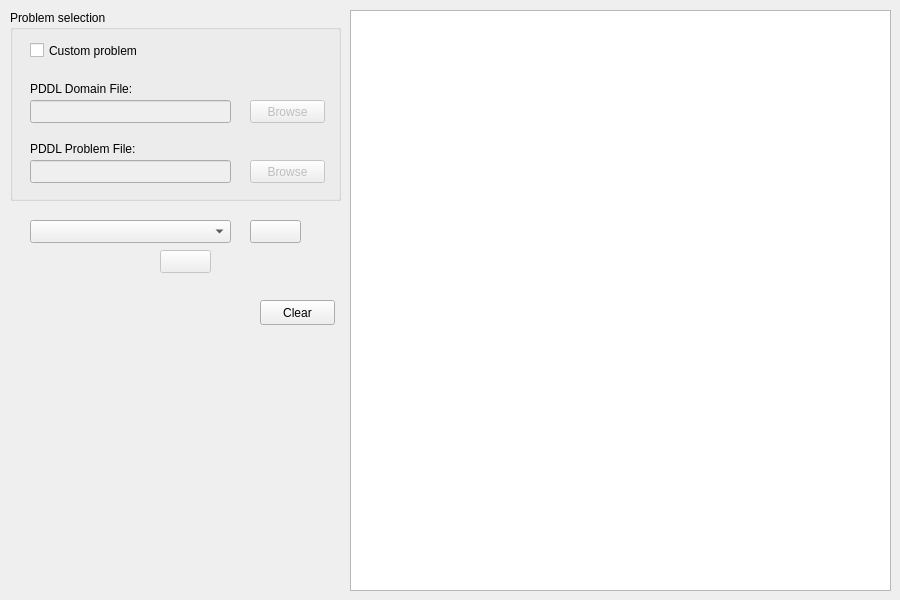
First picture: the form in KAVI/forms/PlanningDialog.ui, repository xuanjianwu/KAVI, before the edit.
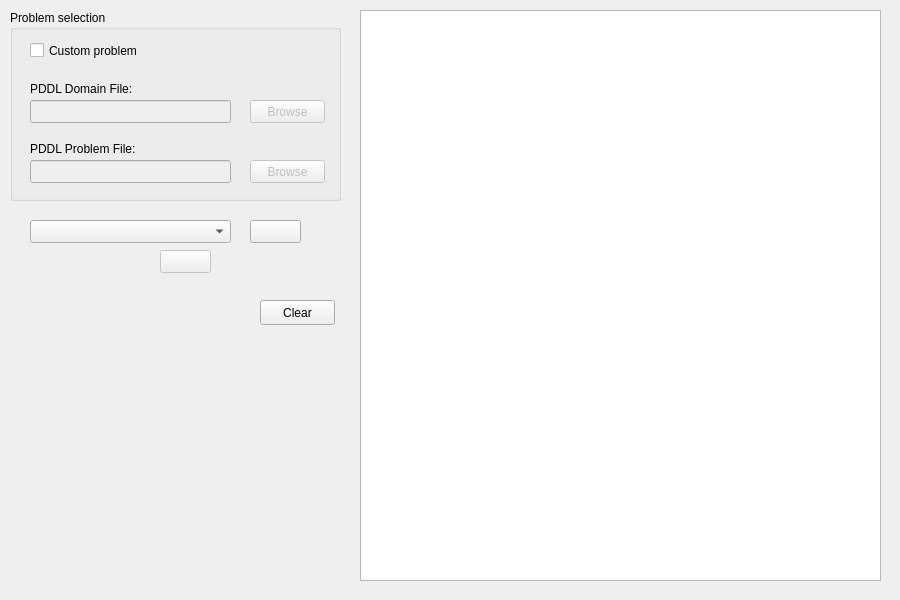
Second picture: the form after the edit. Icons and pictures are not drawn.

Commit message: finish Planning function

Patch:
```diff
--- a/KAVI/forms/PlanningDialog.ui
+++ b/KAVI/forms/PlanningDialog.ui
@@ -238,10 +238,10 @@
   <widget class="QTextEdit" name="plannerOutput">
    <property name="geometry">
     <rect>
-     <x>350</x>
+     <x>360</x>
      <y>10</y>
-     <width>541</width>
-     <height>581</height>
+     <width>521</width>
+     <height>571</height>
     </rect>
    </property>
   </widget>
```
The commit also changes 16 other files.
